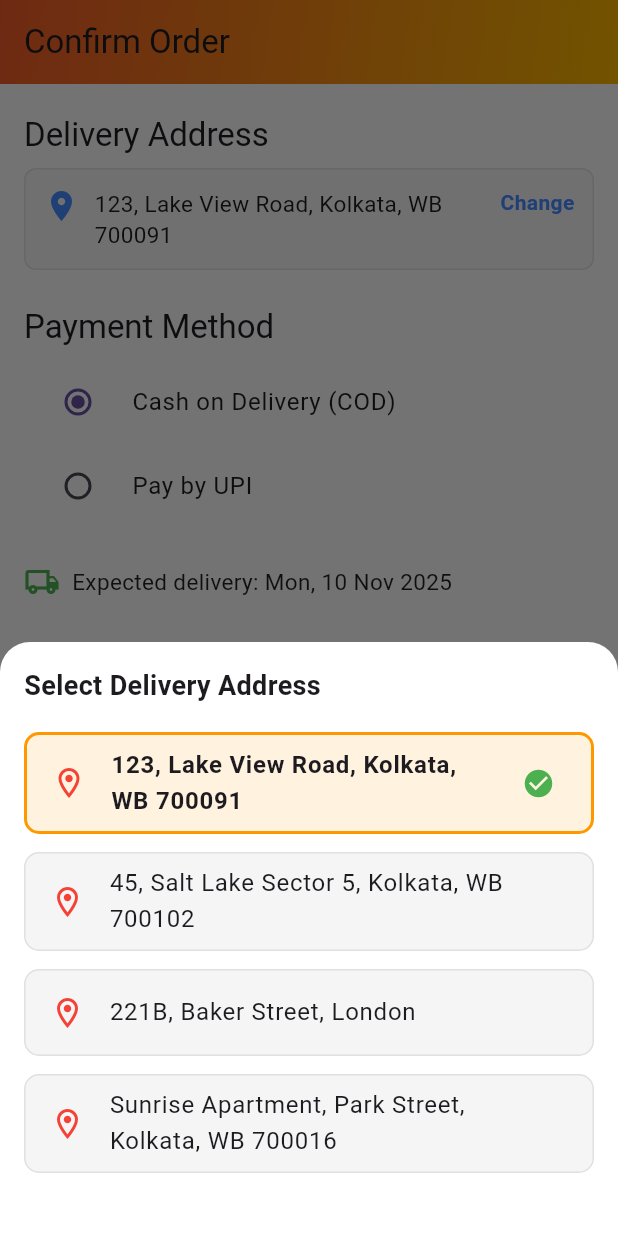
After one commit to Bapan2003/cartify, a Flutter app: the CheckoutPage screen opened by its route, after a tap on "Change", on a phone screen of 412 x 824 dp. The commit adds this screen. Run offline on Flutter 3.47's test engine with Material 3 defaults, Android fonts, the phone set to English and light mode, and no system bars; our stand-ins replace cloud_firestore, firebase_auth, firebase_core, firebase_storage, get_it, go_router and 4 more; accounts and stored records are empty.

Commit message:
checkout page

```diff
--- a/lib/presentations/screens/cart/widget/cart_footer.dart
+++ b/lib/presentations/screens/cart/widget/cart_footer.dart
@@ -12,7 +12,7 @@ class CartFooter extends StatelessWidget {
   Widget build(BuildContext context) {
     final itemTotal = cart.totalPrice;
     final deliveryCharge = itemTotal * 0.05;
-    final cappedDelivery = deliveryCharge.clamp(40, 120); // 5% but 40–120 range
+    final cappedDelivery = deliveryCharge.clamp(40, 200); // 5% but 40–120 range
     final totalWithDelivery = itemTotal + cappedDelivery;
     final freeDelivery = cappedDelivery;
     final orderTotal = totalWithDelivery - freeDelivery;
--- a/lib/presentations/screens/cart/widget/cart_header.dart
+++ b/lib/presentations/screens/cart/widget/cart_header.dart
@@ -1,8 +1,11 @@
 import 'package:flutter/cupertino.dart';
 import 'package:flutter/foundation.dart';
 import 'package:flutter/material.dart';
+import 'package:go_router/go_router.dart';
+import 'package:provider/provider.dart';
 import 'package:qit/core/app_helper.dart';
 import 'package:qit/presentations/widgets/proceed_button.dart';
+import 'package:qit/router/app_route.dart';
 
 import '../../../../providers/cart_provider.dart';
 
@@ -12,7 +15,6 @@ class CartHeader extends StatelessWidget {
 
   @override
   Widget build(BuildContext context) {
-    final isIOS = defaultTargetPlatform == TargetPlatform.iOS;
     final itemTotal = cart.totalPrice;
     final deliveryCharge = itemTotal * 0.05;
     final cappedDelivery = deliveryCharge.clamp(40, 120); // 5%, min ₹40, max ₹120
@@ -56,12 +58,14 @@ class CartHeader extends StatelessWidget {
             style: TextStyle(color: Colors.green, fontWeight: FontWeight.w500),
           ),
         ),
-        ProceedButton(onPressed: onPressed),
+        ProceedButton(onPressed:()=>onPressed(context)),
         const Divider(height: 24),
 
       ],
     );
   }
 
-  void onPressed(){}
+  void onPressed(BuildContext context){
+    context.push(AppRoute.checkout ,extra: context.read<CartProvider>().cartItems,);
+  }
 }
--- a/lib/presentations/screens/cart/widget/cart_item.dart
+++ b/lib/presentations/screens/cart/widget/cart_item.dart
@@ -32,6 +32,10 @@ class CartItemCard extends StatelessWidget {
               width: 80,
               height: 80,
               fit: BoxFit.cover,
+              errorBuilder: (_,__,___)=>SizedBox(
+                  width: 80,
+                  height: 80,
+                  child: Icon(Icons.error)),
             ),
           ),
           const SizedBox(width: 12),
--- /dev/null
+++ b/lib/presentations/screens/checkout/checkout_screen.dart
@@ -0,0 +1,480 @@
+import 'package:flutter/cupertino.dart';
+import 'package:flutter/foundation.dart';
+import 'package:flutter/material.dart';
+import 'package:provider/provider.dart';
+
+import 'package:qit/presentations/widgets/gradient_bar.dart';
+
+import '../../../providers/checkout_provider.dart';
+import '../cart/widget/cart_item.dart';
+
+class CheckoutPage extends StatelessWidget {
+  const CheckoutPage({super.key});
+
+  @override
+  @override
+  Widget build(BuildContext context) {
+    final provider = context.watch<CheckoutProvider>();
+    final isIOS = defaultTargetPlatform == TargetPlatform.iOS;
+    final isWeb = MediaQuery.of(context).size.width > 900;
+
+    final baseStyle = Theme.of(
+      context,
+    ).textTheme.titleMedium!.copyWith(color: Colors.black87);
+
+    final deliveryCharge = provider.subTotal * 0.05;
+    final cappedDelivery = deliveryCharge.clamp(40, 200);
+    final totalWithDelivery = provider.subTotal + cappedDelivery + 5;
+    final freeDelivery = cappedDelivery;
+    final orderTotal = totalWithDelivery - freeDelivery;
+
+    // 🧾 Reusable Order Summary Widget
+    Widget buildOrderSummary() => Container(
+      padding: const EdgeInsets.all(16),
+      margin: const EdgeInsets.only(bottom: 16),
+      decoration: BoxDecoration(
+        color: Colors.white,
+        borderRadius: BorderRadius.circular(10),
+        border: Border.all(color: Colors.grey.shade300),
+      ),
+      child: Column(
+        crossAxisAlignment: CrossAxisAlignment.start,
+        children: [
+          Text("Order Summary", style: Theme.of(context).textTheme.titleLarge),
+          const SizedBox(height: 10),
+          for (var item in provider.checkoutItems)
+            Container(
+              margin: const EdgeInsets.only(bottom: 10),
+              padding: const EdgeInsets.symmetric(vertical: 8, horizontal: 8),
+              decoration: BoxDecoration(
+                color: Colors.grey.shade50,
+                borderRadius: BorderRadius.circular(8),
+                border: Border.all(color: Colors.grey.shade300),
+              ),
+              child: Row(
+                crossAxisAlignment: CrossAxisAlignment.start,
+                children: [
+                  // 🖼️ Product image
+                  ClipRRect(
+                    borderRadius: BorderRadius.circular(8),
+                    child: Image.network(
+                      item.image,
+                      height: 55,
+                      width: 55,
+                      fit: BoxFit.cover,
+                      errorBuilder: (_, __, ___) => SizedBox(
+                        height: 55,
+                        width: 55,
+                        child: Icon(Icons.error),
+                      ),
+                    ),
+                  ),
+                  const SizedBox(width: 12),
+
+                  // 📝 Product info
+                  Expanded(
+                    child: Column(
+                      crossAxisAlignment: CrossAxisAlignment.start,
+                      children: [
+                        Text(
+                          item.title,
+                          maxLines: 1,
+                          overflow: TextOverflow.ellipsis,
+                          style: const TextStyle(
+                            fontSize: 15,
+                            fontWeight: FontWeight.w600,
+                          ),
+                        ),
+                        const SizedBox(height: 4),
+                        Text(
+                          "Qty: ${item.quantity} • ₹${item.discountedPrice.toStringAsFixed(2)}",
+                          style: const TextStyle(
+                            fontSize: 13,
+                            color: Colors.black54,
+                          ),
+                        ),
+                      ],
+                    ),
+                  ),
+
+                  // 💰 Price
+                  Text(
+                    "₹${(item.discountedPrice * item.quantity).toStringAsFixed(2)}",
+                    style: const TextStyle(
+                      fontWeight: FontWeight.bold,
+                      fontSize: 16,
+                    ),
+                  ),
+                ],
+              ),
+            ),
+
+          const Divider(height: 24),
+          Row(
+            mainAxisAlignment: MainAxisAlignment.spaceBetween,
+            children: [
+              Text('Items:', style: baseStyle),
+              Text(
+                '₹${provider.subTotal.toStringAsFixed(2)}',
+                style: baseStyle.copyWith(fontWeight: FontWeight.w500),
+              ),
+            ],
+          ),
+          const SizedBox(height: 6),
+          Row(
+            mainAxisAlignment: MainAxisAlignment.spaceBetween,
+            children: [
+              Text('Delivery:', style: baseStyle),
+              Text('₹${cappedDelivery.toStringAsFixed(2)}', style: baseStyle),
+            ],
+          ),
+          const SizedBox(height: 6),
+          Row(
+            mainAxisAlignment: MainAxisAlignment.spaceBetween,
+            children: [
+              Text('Platform Fee:', style: baseStyle),
+              const Text('₹5'),
+            ],
+          ),
+          const SizedBox(height: 6),
+          Row(
+            mainAxisAlignment: MainAxisAlignment.spaceBetween,
+            children: [
+              Text('Free Delivery:', style: baseStyle),
+              Text(
+                '-₹${freeDelivery.toStringAsFixed(2)}',
+                style: baseStyle.copyWith(
+                  color: Colors.green.shade700,
+                  fontWeight: FontWeight.w600,
+                ),
+              ),
+            ],
+          ),
+          const Divider(height: 24),
+          Row(
+            mainAxisAlignment: MainAxisAlignment.spaceBetween,
+            children: [
+              Text(
+                'Order Total:',
+                style: Theme.of(
+                  context,
+                ).textTheme.titleLarge!.copyWith(fontWeight: FontWeight.bold),
+              ),
+              Text(
+                '₹${orderTotal.toStringAsFixed(2)}',
+                style: Theme.of(
+                  context,
+                ).textTheme.titleLarge!.copyWith(fontWeight: FontWeight.bold),
+              ),
+            ],
+          ),
+          const SizedBox(height: 20),
+          SizedBox(
+            width: double.infinity,
+            child: isIOS
+                ? CupertinoButton.filled(
+                    onPressed: provider.placeOrder,
+                    child: const Text("Place Order"),
+                  )
+                : ElevatedButton.icon(
+                    onPressed: provider.placeOrder,
+                    icon: const Icon(Icons.shopping_bag_outlined),
+                    label: const Text("Place Order"),
+                    style: ElevatedButton.styleFrom(
+                      padding: const EdgeInsets.symmetric(vertical: 14),
+                      textStyle: const TextStyle(fontSize: 16),
+                    ),
+                  ),
+          ),
+        ],
+      ),
+    );
+
+    // 🏠 Address + Payment + Delivery Section
+    Widget buildLeftContent() => Column(
+      crossAxisAlignment: CrossAxisAlignment.start,
+      children: [
+        Text("Delivery Address", style: Theme.of(context).textTheme.titleLarge),
+        const SizedBox(height: 8),
+        Container(
+          padding: const EdgeInsets.all(12),
+          decoration: BoxDecoration(
+            border: Border.all(color: Colors.grey.shade300),
+            borderRadius: BorderRadius.circular(8),
+            color: Colors.grey.shade100,
+          ),
+          child: Row(
+            crossAxisAlignment: CrossAxisAlignment.start,
+            children: [
+              const Icon(Icons.location_on, color: Colors.blueAccent),
+              const SizedBox(width: 10),
+              Expanded(
+                child: Text(
+                  provider.savedAddresses[provider.selectedAddress],
+                  style: const TextStyle(fontSize: 15),
+                ),
+              ),
+              GestureDetector(
+                onTap: () => _showAddressBottomSheet(context),
+                child: const Text(
+                  "Change",
+                  style: TextStyle(
+                    color: Colors.blueAccent,
+                    fontWeight: FontWeight.w600,
+                  ),
+                ),
+              ),
+            ],
+          ),
+        ),
+        const SizedBox(height: 24),
+        Text("Payment Method", style: Theme.of(context).textTheme.titleLarge),
+        const SizedBox(height: 8),
+        RadioListTile<String>(
+          title: const Text("Cash on Delivery (COD)"),
+          value: "COD",
+          groupValue: provider.selectedPayment,
+          onChanged: (newValue) {
+            if (newValue != null) {
+              provider.updatePayment(newValue);
+            }
+          },
+        ),
+        RadioListTile<String>(
+          title: const Text("Pay by UPI"),
+          value: "UPI",
+          groupValue: provider.selectedPayment,
+          onChanged: (newValue) {
+            if (newValue != null) {
+              provider.updatePayment(newValue);
+            }
+          },
+        ),
+        const SizedBox(height: 24),
+        Row(
+          children: [
+            const Icon(Icons.local_shipping_outlined, color: Colors.green),
+            const SizedBox(width: 8),
+            Text(
+              "Expected delivery: ${provider.expectedDelivery}",
+              style: const TextStyle(fontSize: 15, color: Colors.black87),
+            ),
+          ],
+        ),
+      ],
+    );
+
+    // 🌐 Responsive Layout
+    final body = isWeb
+        ? Padding(
+            padding: const EdgeInsets.symmetric(horizontal: 80, vertical: 24),
+            child: Row(
+              crossAxisAlignment: CrossAxisAlignment.start,
+              children: [
+                // 🏠 LEFT CONTENT (Address + Payment)
+                Expanded(flex: 2, child: buildLeftContent()),
+
+                const SizedBox(width: 5),
+                // 🧾 RIGHT CONTENT (Order Summary) — scrollable separately
+                Expanded(
+                  flex: 1,
+                  child: CustomScrollView(
+                    slivers: [SliverToBoxAdapter(child: buildOrderSummary())],
+                  ),
+                ),
+              ],
+            ),
+          )
+        : Padding(
+            padding: const EdgeInsets.symmetric(horizontal: 16, vertical: 20),
+            child: SingleChildScrollView(
+              child: Column(
+                crossAxisAlignment: CrossAxisAlignment.start,
+                children: [
+                  buildLeftContent(),
+                  const SizedBox(height: 30),
+                  buildOrderSummary(),
+                ],
+              ),
+            ),
+          );
+
+    return isIOS
+        ? CupertinoPageScaffold(
+            navigationBar: const CupertinoNavigationBar(
+              middle: Text("Checkout"),
+            ),
+            child: SafeArea(child: body),
+          )
+        : Scaffold(
+            backgroundColor: Colors.grey.shade50,
+            appBar: AppBar(
+              flexibleSpace: const GradientBar(),
+              title: const Text('Confirm Order'),
+            ),
+            body: SafeArea(child: body),
+          );
+  }
+
+  void _showAddressBottomSheet(BuildContext context) {
+    final provider = context.read<CheckoutProvider>();
+    final isIOS = defaultTargetPlatform == TargetPlatform.iOS;
+
+    if (isIOS) {
+      showCupertinoModalPopup(
+        context: context,
+        builder: (_) => CupertinoActionSheet(
+          title: const Text("Select Delivery Address"),
+          actions: provider.savedAddresses.map((address) {
+            final isSelected =
+                address == provider.savedAddresses[provider.selectedAddress];
+            return CupertinoActionSheetAction(
+              onPressed: () {
+                provider.updateAddress(
+                  provider.savedAddresses.indexOf(address),
+                );
+                Navigator.pop(context);
+              },
+              child: Row(
+                mainAxisAlignment: MainAxisAlignment.center,
+                children: [
+                  Text(
+                    address,
+                    style: TextStyle(
+                      fontWeight: isSelected
+                          ? FontWeight.bold
+                          : FontWeight.normal,
+                      color: isSelected ? Colors.orange : CupertinoColors.black,
+                    ),
+                  ),
+                  if (isSelected) ...[
+                    const SizedBox(width: 8),
+                    const Icon(
+                      CupertinoIcons.check_mark_circled_solid,
+                      size: 20,
+                      color: CupertinoColors.activeGreen,
+                    ),
+                  ],
+                ],
+              ),
+            );
+          }).toList(),
+        ),
+      );
+    } else {
+      showModalBottomSheet(
+        context: context,
+        isScrollControlled: true,
+        backgroundColor: Colors.white,
+        shape: const RoundedRectangleBorder(
+          borderRadius: BorderRadius.vertical(top: Radius.circular(20)),
+        ),
+        builder: (_) {
+          return Padding(
+            padding: const EdgeInsets.all(16.0),
+            child: Column(
+              mainAxisSize: MainAxisSize.min,
+              crossAxisAlignment: CrossAxisAlignment.start,
+              children: [
+                const Text(
+                  "Select Delivery Address",
+                  style: TextStyle(fontSize: 18, fontWeight: FontWeight.w600),
+                ),
+                const SizedBox(height: 12),
+
+                // 🔹 Show all saved addresses
+                ...provider.savedAddresses.map((address) {
+                  final isSelected =
+                      address ==
+                      provider.savedAddresses[provider.selectedAddress];
+
+                  return Container(
+                    margin: const EdgeInsets.symmetric(vertical: 6),
+                    decoration: BoxDecoration(
+                      borderRadius: BorderRadius.circular(10),
+                      border: Border.all(
+                        color: isSelected
+                            ? Colors.orange
+                            : Colors.grey.shade300,
+                        width: isSelected ? 2 : 1,
+                      ),
+                      color: isSelected
+                          ? Colors.orange.shade50
+                          : Colors.grey.shade100,
+                    ),
+                    child: ListTile(
+                      leading: const Icon(
+                        Icons.location_on_outlined,
+                        color: Colors.red,
+                      ),
+                      title: Text(
+                        address,
+                        style: TextStyle(
+                          fontWeight: isSelected
+                              ? FontWeight.bold
+                              : FontWeight.normal,
+                        ),
+                      ),
+                      trailing: isSelected
+                          ? const Icon(
+                              Icons.check_circle,
+                              color: Colors.green,
+                              size: 22,
+                            )
+                          : null,
+                      onTap: () {
+                        provider.updateAddress(
+                          provider.savedAddresses.indexOf(address),
+                        );
+                        Navigator.pop(context);
+                      },
+                    ),
+                  );
+                }).toList(),
+                const SizedBox(height: 20),
+              ],
+            ),
+          );
+        },
+      );
+    }
+  }
+}
+
+class _BillRow extends StatelessWidget {
+  final String title;
+  final String value;
+  final bool isBold;
+
+  const _BillRow({
+    required this.title,
+    required this.value,
+    this.isBold = false,
+  });
+
+  @override
+  Widget build(BuildContext context) {
+    return Padding(
+      padding: const EdgeInsets.symmetric(vertical: 6.0),
+      child: Row(
+        mainAxisAlignment: MainAxisAlignment.spaceBetween,
+        children: [
+          Text(
+            title,
+            style: TextStyle(
+              fontSize: 15,
+              fontWeight: isBold ? FontWeight.bold : FontWeight.normal,
+            ),
+          ),
+          Text(
+            '${value.toLowerCase() == 'free' ? '' : '₹'}$value',
+            style: TextStyle(
+              fontSize: 15,
+              fontWeight: isBold ? FontWeight.bold : FontWeight.normal,
+            ),
+          ),
+        ],
+      ),
+    );
+  }
+}
--- a/lib/presentations/screens/profile/profile_screen.dart
+++ b/lib/presentations/screens/profile/profile_screen.dart
@@ -50,19 +50,7 @@ class _ProfileScreenState extends State<ProfileScreen> {
     if (_isChanged.value != hasChanged) _isChanged.value = hasChanged;
   }
 
-  Future<String?> _uploadProfileImage(String uid, File imageFile) async {
-    try {
-      final ref = FirebaseStorage.instance
-          .ref()
-          .child('profile_images')
-          .child(uid);
-      await ref.putFile(imageFile);
-      return await ref.getDownloadURL();
-    } catch (e) {
-      debugPrint('Image upload failed: $e');
-      return null;
-    }
-  }
+
 
   @override
   Widget build(BuildContext context) {
@@ -84,7 +72,6 @@ class _ProfileScreenState extends State<ProfileScreen> {
 
           final userData = snapshot.data!.data()!;
           _initialData = userData;
-          print(userData);
 
           _nameController.text = userData['name'] ?? '';
           _phoneController.text = userData['phone'] ?? '';
@@ -170,10 +157,7 @@ class _ProfileScreenState extends State<ProfileScreen> {
                                           if (_newProfileImage != null) {
                                             final uid = auth.user?.uid ?? '';
                                             imageUrl =
-                                                await _uploadProfileImage(
-                                                  uid,
-                                                  _newProfileImage!,
-                                                );
+                                            await context.read<AuthProvider>().uploadProfileImage(uid, _newProfileImage!);
                                           }
 
                                           await auth.updateProfile(
--- a/lib/presentations/widgets/banner_widget.dart
+++ b/lib/presentations/widgets/banner_widget.dart
@@ -143,7 +143,7 @@ class _BannerCard extends StatelessWidget {
               // 🔹 Product Image
               Image.network(
                 product.imageUrls[0],
-                fit: BoxFit.cover,
+                fit: BoxFit.cover,errorBuilder: (_,__,___)=>Icon(Icons.error),
               ),
 
               // 🔹 Gradient Overlay
--- a/lib/providers/auth_providers.dart
+++ b/lib/providers/auth_providers.dart
@@ -1,5 +1,8 @@
+import 'dart:io';
+
 import 'package:cloud_firestore/cloud_firestore.dart';
 import 'package:firebase_auth/firebase_auth.dart';
+import 'package:firebase_storage/firebase_storage.dart';
 import 'package:flutter/foundation.dart';
 import 'package:flutter/material.dart';
 import 'package:google_sign_in/google_sign_in.dart';
@@ -105,4 +108,19 @@ class AuthProvider extends ChangeNotifier {
       rethrow;
     }
   }
+
+
+  Future<String?> uploadProfileImage(String uid, File imageFile) async {
+    try {
+      final ref = FirebaseStorage.instance
+          .ref()
+          .child('profile_images')
+          .child(uid);
+      await ref.putFile(imageFile);
+      return await ref.getDownloadURL();
+    } catch (e) {
+      debugPrint('Image upload failed: $e');
+      return null;
+    }
+  }
 }
--- /dev/null
+++ b/lib/providers/checkout_provider.dart
@@ -0,0 +1,61 @@
+import 'package:flutter/material.dart';
+import 'package:intl/intl.dart';
+
+import '../data/model/cart_item_model.dart';
+
+class CheckoutProvider extends ChangeNotifier {
+  int _selectedAddress = 0;
+  List<CartModel> _checkoutItems = [];
+  String _selectedPayment = "COD";
+
+  int get selectedAddress => _selectedAddress;
+  String get selectedPayment => _selectedPayment;
+  List<CartModel> get checkoutItems => _checkoutItems;
+
+  double get subTotal =>
+      _checkoutItems.fold(0, (sum, item) => sum + (item.discountedPrice * item.quantity));
+
+  double get platformFee => 5.0;
+
+  double get total => subTotal + platformFee;
+
+  void addBuyNowItem(CartModel product) {
+    _checkoutItems = [product];
+    notifyListeners();
+  }
+
+  void setCheckoutItems(List<CartModel> items) {
+    _checkoutItems = items;
+    notifyListeners();
+  }
+  String get expectedDelivery {
+    final now = DateTime.now();
+    final deliveryDate = now.add(const Duration(days: 5));
+    return DateFormat('EEE, dd MMM yyyy').format(deliveryDate);
+  }
+
+  final List<String> _savedAddresses = [
+    "123, Lake View Road, Kolkata, WB 700091",
+    "45, Salt Lake Sector 5, Kolkata, WB 700102",
+    "221B, Baker Street, London",
+    "Sunrise Apartment, Park Street, Kolkata, WB 700016",
+  ];
+
+  List<String> get savedAddresses => _savedAddresses;
+
+
+  void updateAddress(int newAddress) {
+    _selectedAddress = newAddress;
+    notifyListeners();
+  }
+
+  void updatePayment(String payment) {
+    _selectedPayment = payment;
+    notifyListeners();
+  }
+
+  void placeOrder() {
+    // TODO: Add your Firebase order placement logic here
+    debugPrint("✅ Order placed successfully with $_selectedPayment");
+  }
+}
--- a/lib/router/app_route.dart
+++ b/lib/router/app_route.dart
@@ -3,4 +3,5 @@ class AppRoute {
   static const login = '/login';
   static const dashboard = '/dashboard';
   static const productDetails = '/product-details';
+  static const checkout = '/checkout';
 }
--- a/lib/router/app_router_config.dart
+++ b/lib/router/app_router_config.dart
@@ -8,9 +8,12 @@ import 'package:qit/presentations/screens/dashboard/dashboard_screen.dart';
 import 'package:qit/presentations/screens/product/product_details_screen.dart';
 import 'package:qit/presentations/screens/profile/profile_screen.dart';
 
+import '../data/model/cart_item_model.dart';
 import '../presentations/my_app.dart';
+import '../presentations/screens/checkout/checkout_screen.dart';
 import '../presentations/screens/splash/splash_screen.dart';
 import '../providers/auth_providers.dart';
+import '../providers/checkout_provider.dart';
 import 'app_route.dart';
 
 
@@ -75,6 +78,21 @@ class AppRouterConfig {
       },
     ),
 
+    GoRoute(
+      path: AppRoute.checkout,
+      name: AppRoute.checkout,
+      pageBuilder: (context, state) {
+        final cartItems = state.extra as List<CartModel>? ?? [];
+        return buildTransitionPage(
+          child: ChangeNotifierProvider(
+            create: (_) => CheckoutProvider()..setCheckoutItems(cartItems),
+            child: const CheckoutPage(),
+          ),
+          state: state,
+          type: TransitionType.slide,
+        );
+      },
+    ),
   ];
 
   void dispose() {}
```
Also changed, not shown: 1 other file.
